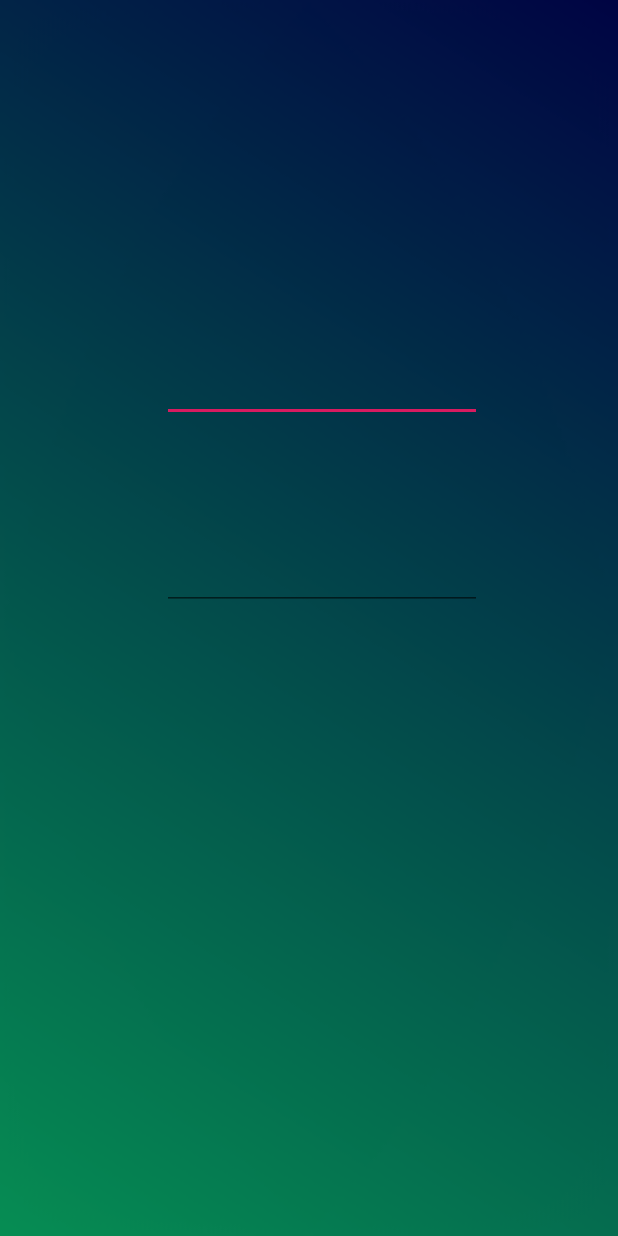
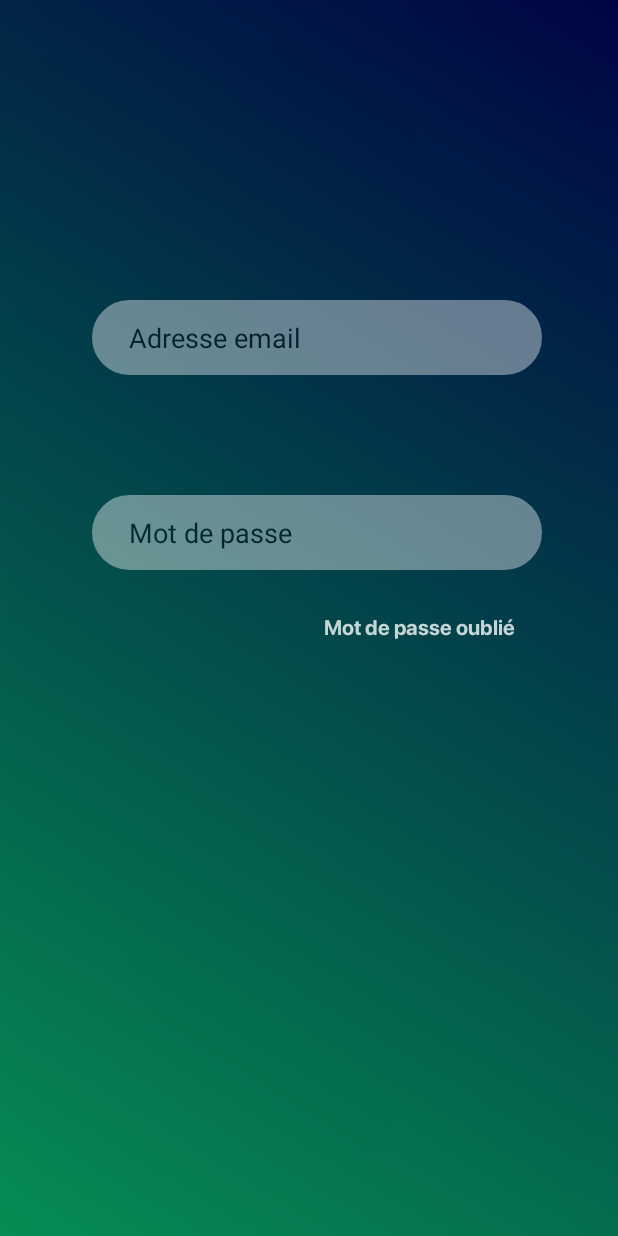
Before and after one commit to chahrazed29/Alpha1, an Android app: the LoginActivity screen opened directly, with no data from a screen before it, on a phone screen of 412 x 824 dp. Run offline under Robolectric (Android 15) with nearby library versions, the phone set to English and light mode, and no system bars.

Commit message:
Modified MainActivity

```diff
--- /dev/null
+++ b/app/src/main/res/drawable/input_field.xml
@@ -0,0 +1,11 @@
+<?xml version="1.0" encoding="utf-8"?>
+<shape android:shape="rectangle" xmlns:android="http://schemas.android.com/apk/res/android">
+
+    <solid android:color="@color/white"/>
+    <corners android:radius="50dp"/>
+    <padding android:left="25dp"/>
+    <stroke android:width="1dp"
+        android:color="@color/white" />
+
+
+</shape>
--- a/app/src/main/res/layout/activity_login.xml
+++ b/app/src/main/res/layout/activity_login.xml
@@ -8,28 +8,64 @@
     android:background="@drawable/backgroud2">
 
     <EditText
-        android:id="@+id/editText"
-        android:layout_width="wrap_content"
-        android:layout_height="wrap_content"
-        android:layout_marginTop="236dp"
+        android:id="@+id/editTextEmail"
+        android:layout_width="300dp"
+        android:layout_height="50dp"
+        android:layout_marginTop="200dp"
+        android:alpha="0.4"
+        android:background="@drawable/input_field"
+        android:cursorVisible="true"
         android:ems="10"
+        android:hint="Adresse email"
         android:inputType="textEmailAddress"
+        android:textColorHighlight="#FFFFFF"
+        android:textColorHint="#070707"
+        android:textColorLink="#FFFFFF"
+        android:textCursorDrawable="@color/bleu"
         app:layout_constraintEnd_toEndOf="parent"
-        app:layout_constraintHorizontal_bias="0.545"
+        app:layout_constraintHorizontal_bias="0.549"
         app:layout_constraintStart_toStartOf="parent"
         app:layout_constraintTop_toTopOf="parent" />
 
     <EditText
-        android:id="@+id/editText2"
-        android:layout_width="wrap_content"
-        android:layout_height="wrap_content"
+        android:id="@+id/editTextMdp"
+        android:layout_width="300dp"
+        android:layout_height="50dp"
         android:layout_marginTop="80dp"
+        android:alpha="0.4"
+        android:background="@drawable/input_field"
+        android:cursorVisible="true"
         android:ems="10"
+        android:hint="Mot de passe"
         android:inputType="textPassword"
+        android:textColorHighlight="#FFFFFF"
+        android:textColorHint="#000000"
+        android:textColorLink="#FFFFFF"
+        android:textCursorDrawable="@color/bleu"
         app:layout_constraintBottom_toBottomOf="parent"
         app:layout_constraintEnd_toEndOf="parent"
         app:layout_constraintHorizontal_bias="0.545"
         app:layout_constraintStart_toStartOf="parent"
-        app:layout_constraintTop_toBottomOf="@+id/editText"
+        app:layout_constraintTop_toBottomOf="@+id/editTextEmail"
+        app:layout_constraintVertical_bias="0.0"
+
+
+        />
+
+    <TextView
+        android:id="@+id/textViewMdpOb"
+        android:layout_width="wrap_content"
+        android:layout_height="wrap_content"
+        android:layout_marginTop="28dp"
+        android:fontFamily="@font/bold"
+        android:text="Mot de passe oublié "
+        android:textColor="#C6FFFFFF"
+        android:textSize="14sp"
+        app:layout_constraintBottom_toBottomOf="parent"
+        app:layout_constraintEnd_toEndOf="parent"
+        app:layout_constraintHorizontal_bias="0.767"
+        app:layout_constraintStart_toStartOf="parent"
+        app:layout_constraintTop_toBottomOf="@+id/editTextMdp"
         app:layout_constraintVertical_bias="0.0" />
+
 </androidx.constraintlayout.widget.ConstraintLayout>
```
